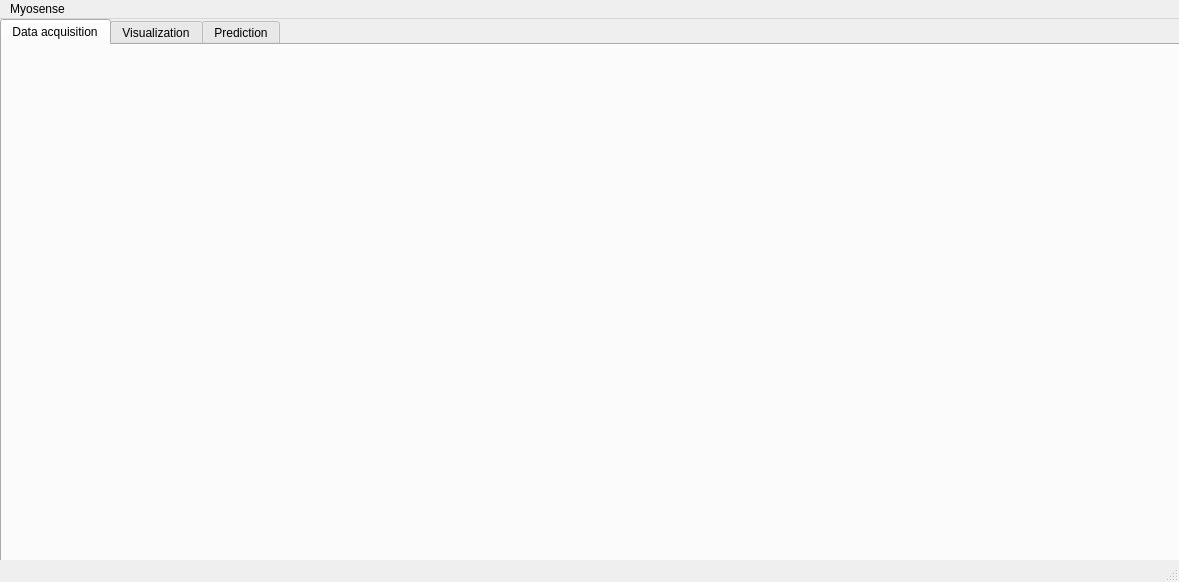
First picture: the form in front/mainwindow.ui, repository Juanraw/Myosense, before the edit.
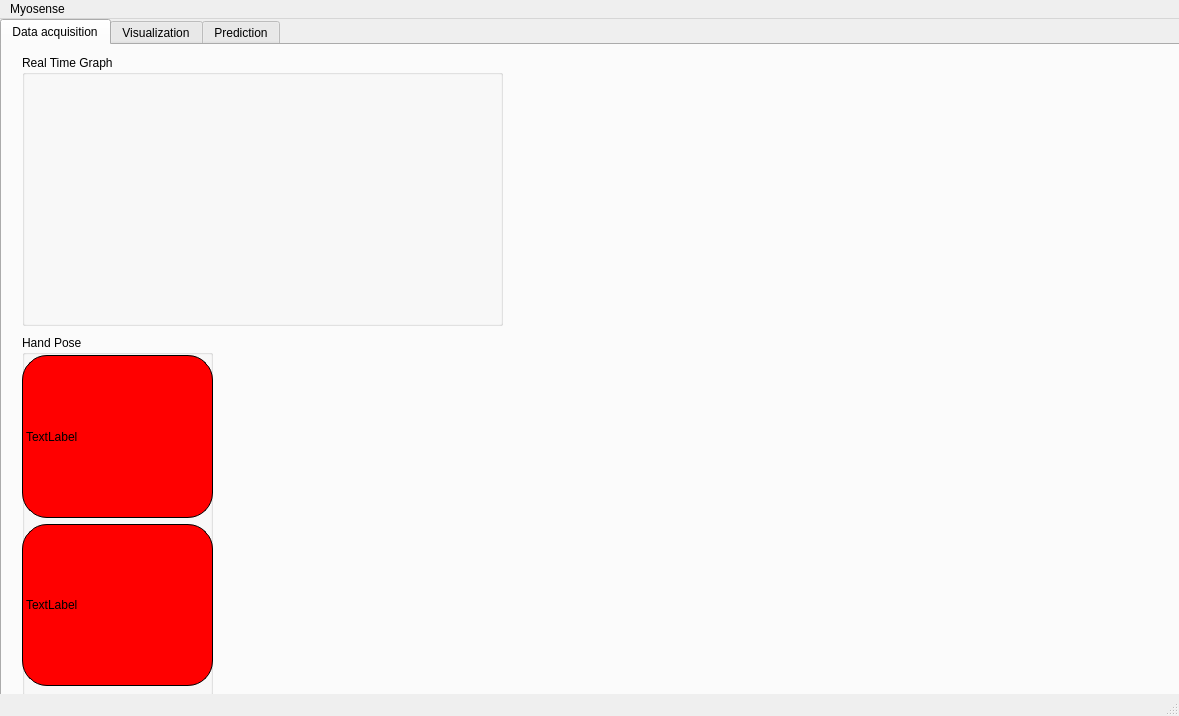
Second picture: the form after the edit. Custom widgets are drawn as their Qt base class.

Commit message: Pose Recognition

Patch:
```diff
--- a/front/mainwindow.ui
+++ b/front/mainwindow.ui
@@ -7,7 +7,7 @@
     <x>0</x>
     <y>0</y>
     <width>1179</width>
-    <height>582</height>
+    <height>716</height>
    </rect>
   </property>
   <property name="windowTitle">
@@ -20,7 +20,7 @@
       <x>0</x>
       <y>0</y>
       <width>1181</width>
-      <height>561</height>
+      <height>691</height>
      </rect>
     </property>
     <property name="tabShape">
@@ -33,15 +33,79 @@
      <attribute name="title">
       <string>Data acquisition</string>
      </attribute>
-     <widget class="QCustomPlot" name="Realtimeplot" native="true">
+     <widget class="QGroupBox" name="groupBox">
       <property name="geometry">
        <rect>
-        <x>220</x>
-        <y>60</y>
-        <width>691</width>
-        <height>381</height>
+        <x>20</x>
+        <y>10</y>
+        <width>481</width>
+        <height>271</height>
        </rect>
       </property>
+      <property name="title">
+       <string>Real Time Graph</string>
+      </property>
+      <widget class="QCustomPlot" name="Realtimeplot" native="true">
+       <property name="geometry">
+        <rect>
+         <x>10</x>
+         <y>30</y>
+         <width>461</width>
+         <height>231</height>
+        </rect>
+       </property>
+      </widget>
+     </widget>
+     <widget class="QGroupBox" name="groupBox_2">
+      <property name="geometry">
+       <rect>
+        <x>20</x>
+        <y>290</y>
+        <width>191</width>
+        <height>361</height>
+       </rect>
+      </property>
+      <property name="title">
+       <string>Hand Pose</string>
+      </property>
+      <widget class="QWidget" name="verticalLayoutWidget">
+       <property name="geometry">
+        <rect>
+         <x>0</x>
+         <y>20</y>
+         <width>191</width>
+         <height>331</height>
+        </rect>
+       </property>
+       <layout class="QVBoxLayout" name="verticalLayout_2">
+        <item>
+         <widget class="QLabel" name="label">
+          <property name="styleSheet">
+           <string notr="true">background-color: rgb(255, 0, 0);
+border-radius: 25px;
+border: 1px solid black;
+</string>
+          </property>
+          <property name="text">
+           <string>TextLabel</string>
+          </property>
+         </widget>
+        </item>
+        <item>
+         <widget class="QLabel" name="label_2">
+          <property name="styleSheet">
+           <string notr="true">background-color: rgb(255, 0, 0);
+border-radius: 25px;
+border: 1px solid black;
+</string>
+          </property>
+          <property name="text">
+           <string>TextLabel</string>
+          </property>
+         </widget>
+        </item>
+       </layout>
+      </widget>
      </widget>
     </widget>
     <widget class="QWidget" name="visualization">
```
Left out of the diff: 3 changed lines with no effect on the pictures. The commit also changes 4 other files.
